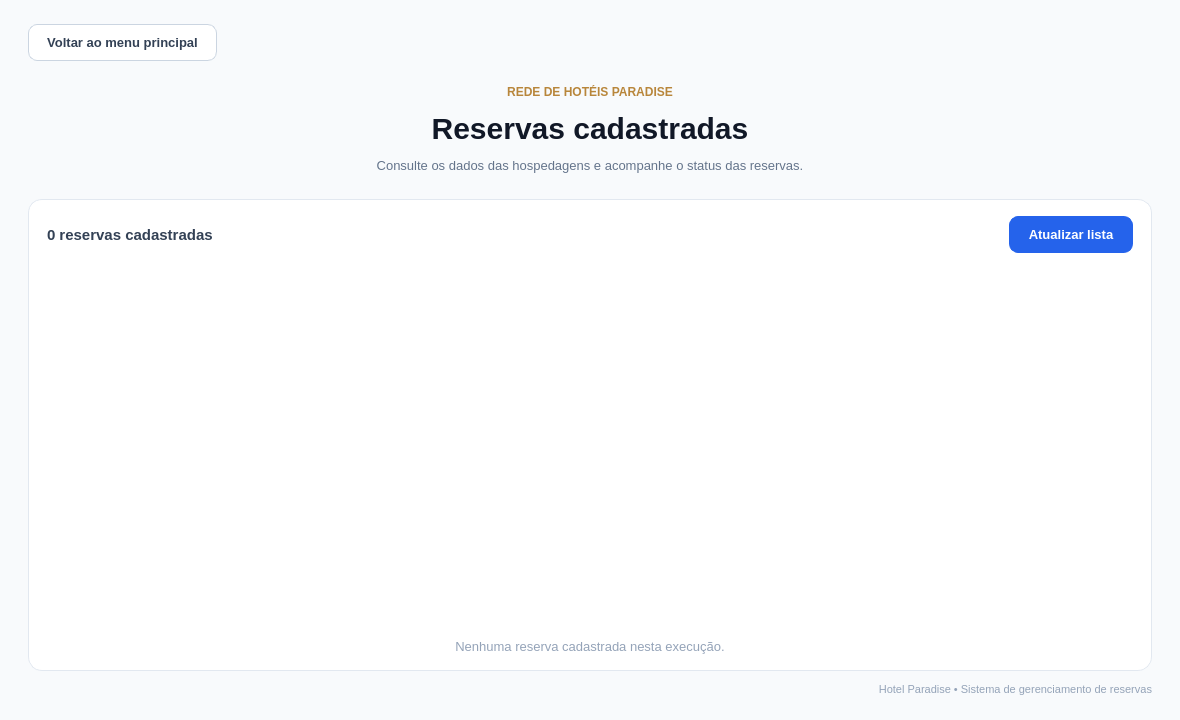
Before: the Qt Designer form telalistagem.ui in JairCosta00/Sistema-de-Reservas-Rede-de-Hot-is-Paradise, drawn with Qt 5.
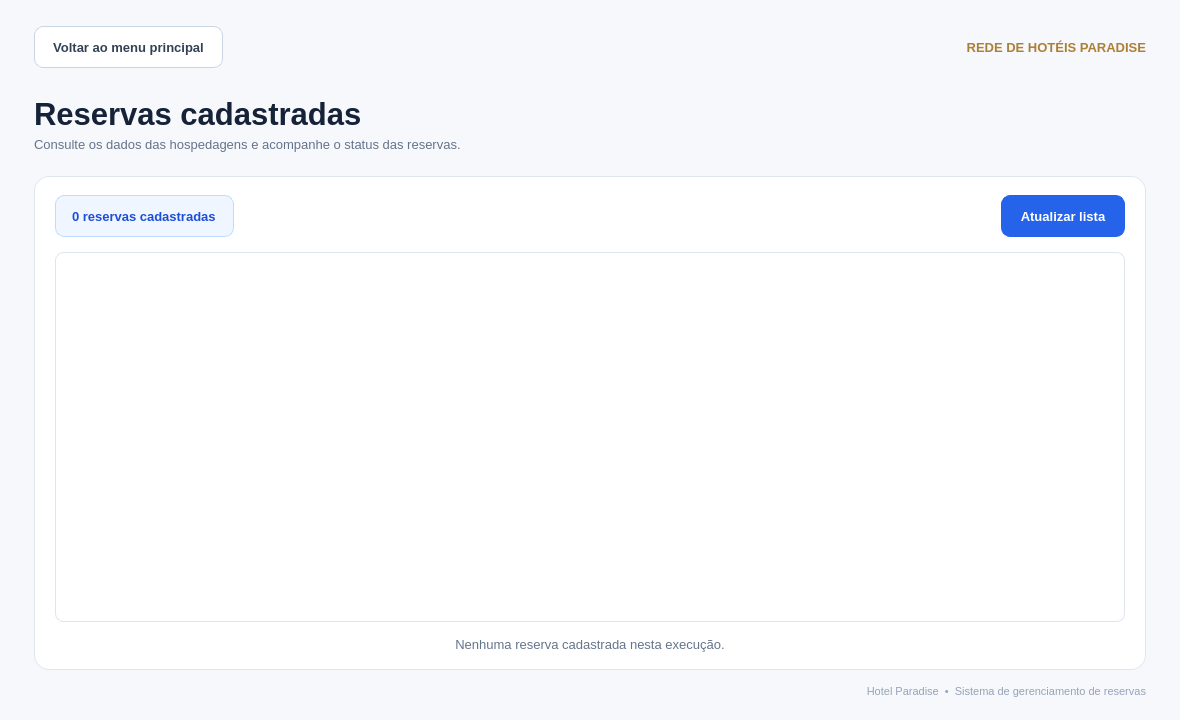
After: the same form once the commit is applied.

Commit message: finaliza interfaces gráficas e integração do sistema de reservas

Patch:
```diff
--- a/telalistagem.ui
+++ b/telalistagem.ui
@@ -12,53 +12,130 @@
   </property>
   <property name="minimumSize">
    <size>
-    <width>660</width>
-    <height>490</height>
+    <width>750</width>
+    <height>520</height>
    </size>
   </property>
   <property name="windowTitle">
    <string>Hotel Paradise - Listar reservas</string>
   </property>
   <property name="styleSheet">
-   <string>QWidget#TelaListagem { background-color: #F8FAFC; }
-QFrame#frameTabela { background-color: #FFFFFF; border: 1px solid #E2E8F0; border-radius: 14px; }
-QLabel { background: transparent; border: none; color: #1F2937; }
-QLabel#labelMarca { color: #B8863B; font-size: 12px; font-weight: bold; }
-QLabel#labelTitulo { color: #111827; font-size: 30px; font-weight: bold; }
-QLabel#labelDescricao { color: #64748B; font-size: 13px; }
-QLabel#labelTotal { color: #334155; font-size: 15px; font-weight: bold; }
-QLabel#labelVazio { color: #94A3B8; font-size: 13px; }
-QLabel#labelRodape { color: #94A3B8; font-size: 11px; }
-QPushButton { font-size: 13px; font-weight: bold; border-radius: 9px; padding: 10px 18px; }
-QPushButton#btnVoltar { color: #334155; background: #FFFFFF; border: 1px solid #CBD5E1; }
-QPushButton#btnVoltar:hover { background: #F1F5F9; }
-QPushButton#btnAtualizar { color: #FFFFFF; background: #2563EB; border: 1px solid #2563EB; }
-QPushButton#btnAtualizar:hover { background: #1D4ED8; }
-QTableWidget#tabelaReservas { background-color: #FFFFFF; alternate-background-color: #F8FAFC; color: #1F2937; border: none; selection-background-color: #DBEAFE; selection-color: #1E3A8A; font-size: 12px; }
-QHeaderView::section { background: #F1F5F9; color: #475569; border: none; border-bottom: 1px solid #E2E8F0; padding: 10px; font-size: 12px; font-weight: bold; }
-QTableCornerButton::section { background: #F1F5F9; border: none; }
+   <string>QWidget#TelaListagem {
+    background-color: #F6F8FC;
+    color: #1F2937;
+    font-family: &quot;Segoe UI&quot;;
+}
+QFrame#frameTabela {
+    background-color: #FFFFFF;
+    border: 1px solid #DFE5ED;
+    border-radius: 15px;
+}
+QLabel {
+    background: transparent;
+    border: none;
+    color: #1F2937;
+}
+QLabel#labelMarca {
+    color: #AD7F35;
+    font-size: 13px;
+    font-weight: bold;
+}
+QLabel#labelTitulo {
+    color: #152238;
+    font-size: 31px;
+    font-weight: 700;
+}
+QLabel#labelDescricao {
+    color: #64748B;
+    font-size: 13px;
+}
+QLabel#labelTotal {
+    color: #1D4ED8;
+    background-color: #EFF6FF;
+    border: 1px solid #BFDBFE;
+    border-radius: 9px;
+    padding: 9px 13px;
+    font-size: 13px;
+    font-weight: bold;
+}
+QLabel#labelVazio {
+    color: #64748B;
+    font-size: 13px;
+}
+QLabel#labelRodape {
+    color: #94A3B8;
+    font-size: 11px;
+}
+QPushButton {
+    border-radius: 9px;
+    padding: 10px 18px;
+    font-size: 13px;
+    font-weight: bold;
+    min-height: 20px;
+}
+QPushButton#btnVoltar {
+    color: #334155;
+    background-color: #FFFFFF;
+    border: 1px solid #CAD5E3;
+}
+QPushButton#btnVoltar:hover { background-color: #EDF2F7; }
+QPushButton#btnVoltar:pressed { background-color: #E2E8F0; }
+QPushButton#btnAtualizar {
+    color: #FFFFFF;
+    background-color: #2563EB;
+    border: 1px solid #2563EB;
+}
+QPushButton#btnAtualizar:hover { background-color: #1D4ED8; }
+QPushButton#btnAtualizar:pressed { background-color: #1E40AF; }
+QTableWidget#tabelaReservas {
+    background-color: #FFFFFF;
+    alternate-background-color: #FAFCFF;
+    color: #243247;
+    border: 1px solid #DFE5ED;
+    border-radius: 8px;
+    gridline-color: #EDF2F7;
+    selection-background-color: #DBEAFE;
+    selection-color: #152238;
+    font-size: 13px;
+    outline: none;
+}
+QTableWidget#tabelaReservas::item {
+    padding: 8px 6px;
+    border-bottom: 1px solid #EDF2F7;
+}
+QTableWidget#tabelaReservas::item:hover { background-color: #EFF6FF; }
+QHeaderView::section {
+    background-color: #ECF1F7;
+    color: #334155;
+    border: none;
+    border-bottom: 1px solid #D9E1EC;
+    padding: 13px 9px;
+    font-weight: bold;
+    font-size: 12px;
+}
+QTableCornerButton::section { background-color: #ECF1F7; border: none; }
 </string>
   </property>
   <layout class="QVBoxLayout" name="layoutPrincipal">
    <property name="spacing">
-    <number>12</number>
+    <number>15</number>
    </property>
    <property name="leftMargin">
-    <number>28</number>
+    <number>34</number>
    </property>
    <property name="topMargin">
-    <number>24</number>
+    <number>26</number>
    </property>
    <property name="rightMargin">
-    <number>28</number>
+    <number>34</number>
    </property>
    <property name="bottomMargin">
-    <number>24</number>
+    <number>22</number>
    </property>
    <item>
     <layout class="QHBoxLayout" name="layoutVoltar">
      <property name="spacing">
-      <number>0</number>
+      <number>10</number>
      </property>
      <item>
       <widget class="QPushButton" name="btnVoltar">
@@ -78,74 +155,82 @@
        <property name="sizeHint" stdset="0">
         <size>
          <width>20</width>
-         <height>20</height>
+         <height>5</height>
         </size>
        </property>
       </spacer>
      </item>
+     <item>
+      <widget class="QLabel" name="labelMarca">
+       <property name="font">
+        <font>
+         <family>Segoe UI</family>
+         <pointsize>-1</pointsize>
+         <bold>true</bold>
+        </font>
+       </property>
+       <property name="text">
+        <string>REDE DE HOTÉIS PARADISE</string>
+       </property>
+       <property name="alignment">
+        <set>Qt::AlignmentFlag::AlignRight|Qt::AlignmentFlag::AlignTrailing|Qt::AlignmentFlag::AlignVCenter</set>
+       </property>
+      </widget>
+     </item>
     </layout>
    </item>
    <item>
-    <spacer name="espacoCabecalho">
-     <property name="orientation">
-      <enum>Qt::Orientation::Vertical</enum>
+    <layout class="QVBoxLayout" name="layoutCabecalho">
+     <property name="spacing">
+      <number>5</number>
      </property>
-     <property name="sizeType">
-      <enum>QSizePolicy::Policy::Fixed</enum>
+     <property name="leftMargin">
+      <number>0</number>
      </property>
-     <property name="sizeHint" stdset="0">
-      <size>
-       <width>8</width>
-       <height>12</height>
-      </size>
+     <property name="topMargin">
+      <number>13</number>
      </property>
-    </spacer>
-   </item>
-   <item>
-    <widget class="QLabel" name="labelMarca">
-     <property name="text">
-      <string>REDE DE HOTÉIS PARADISE</string>
+     <property name="rightMargin">
+      <number>0</number>
      </property>
-     <property name="alignment">
-      <set>Qt::AlignmentFlag::AlignCenter</set>
+     <property name="bottomMargin">
+      <number>9</number>
      </property>
-    </widget>
-   </item>
-   <item>
-    <widget class="QLabel" name="labelTitulo">
-     <property name="text">
-      <string>Reservas cadastradas</string>
-     </property>
-     <property name="alignment">
-      <set>Qt::AlignmentFlag::AlignCenter</set>
-     </property>
-    </widget>
-   </item>
-   <item>
-    <widget class="QLabel" name="labelDescricao">
-     <property name="text">
-      <string>Consulte os dados das hospedagens e acompanhe o status das reservas.</string>
-     </property>
-     <property name="alignment">
-      <set>Qt::AlignmentFlag::AlignCenter</set>
-     </property>
-    </widget>
-   </item>
-   <item>
-    <spacer name="espacoAntesTabela">
-     <property name="orientation">
-      <enum>Qt::Orientation::Vertical</enum>
-     </property>
-     <property name="sizeType">
-      <enum>QSizePolicy::Policy::Fixed</enum>
-     </property>
-     <property name="sizeHint" stdset="0">
-      <size>
-       <width>8</width>
-       <height>14</height>
-      </size>
-     </property>
-    </spacer>
+     <item>
+      <widget class="QLabel" name="labelTitulo">
+       <property name="font">
+        <font>
+         <family>Segoe UI</family>
+         <pointsize>-1</pointsize>
+         <bold>true</bold>
+        </font>
+       </property>
+       <property name="text">
+        <string>Reservas cadastradas</string>
+       </property>
+       <property name="alignment">
+        <set>Qt::AlignmentFlag::AlignLeading|Qt::AlignmentFlag::AlignLeft|Qt::AlignmentFlag::AlignVCenter</set>
+       </property>
+      </widget>
+     </item>
+     <item>
+      <widget class="QLabel" name="labelDescricao">
+       <property name="font">
+        <font>
+         <family>Segoe UI</family>
+         <pointsize>-1</pointsize>
+         <bold>false</bold>
+        </font>
+       </property>
+       <property name="text">
+        <string>Consulte os dados das hospedagens e acompanhe o status das reservas.</string>
+       </property>
+       <property name="alignment">
+        <set>Qt::AlignmentFlag::AlignLeading|Qt::AlignmentFlag::AlignLeft|Qt::AlignmentFlag::AlignVCenter</set>
+       </property>
+      </widget>
+     </item>
+    </layout>
    </item>
    <item>
     <widget class="QFrame" name="frameTabela">
@@ -154,19 +239,19 @@
      </property>
      <layout class="QVBoxLayout" name="layoutTabela">
       <property name="spacing">
-       <number>12</number>
+       <number>15</number>
       </property>
       <property name="leftMargin">
-       <number>18</number>
+       <number>20</number>
       </property>
       <property name="topMargin">
-       <number>16</number>
+       <number>18</number>
       </property>
       <property name="rightMargin">
-       <number>18</number>
+       <number>20</number>
       </property>
       <property name="bottomMargin">
-       <number>16</number>
+       <number>17</number>
       </property>
       <item>
        <layout class="QHBoxLayout" name="layoutAcoes">
@@ -175,6 +260,13 @@
         </property>
         <item>
          <widget class="QLabel" name="labelTotal">
+          <property name="font">
+           <font>
+            <family>Segoe UI</family>
+            <pointsize>-1</pointsize>
+            <bold>true</bold>
+           </font>
+          </property>
           <property name="text">
            <string>0 reservas cadastradas</string>
           </property>
@@ -194,7 +286,7 @@
           <property name="sizeHint" stdset="0">
            <size>
             <width>20</width>
-            <height>20</height>
+            <height>5</height>
            </size>
           </property>
          </spacer>
@@ -226,6 +318,13 @@
       </item>
       <item>
        <widget class="QLabel" name="labelVazio">
+        <property name="font">
+         <font>
+          <family>Segoe UI</family>
+          <pointsize>-1</pointsize>
+          <bold>false</bold>
+         </font>
+        </property>
         <property name="text">
          <string>Nenhuma reserva cadastrada nesta execução.</string>
         </property>
@@ -239,8 +338,15 @@
    </item>
    <item>
     <widget class="QLabel" name="labelRodape">
+     <property name="font">
+      <font>
+       <family>Segoe UI</family>
+       <pointsize>-1</pointsize>
+       <bold>false</bold>
+      </font>
+     </property>
      <property name="text">
-      <string>Hotel Paradise • Sistema de gerenciamento de reservas</string>
+      <string>Hotel Paradise  •  Sistema de gerenciamento de reservas</string>
      </property>
      <property name="alignment">
       <set>Qt::AlignmentFlag::AlignRight|Qt::AlignmentFlag::AlignTrailing|Qt::AlignmentFlag::AlignVCenter</set>
```
Left out of the diff: 4 changed lines with no effect on the pictures. The commit also changes 9 other files.
